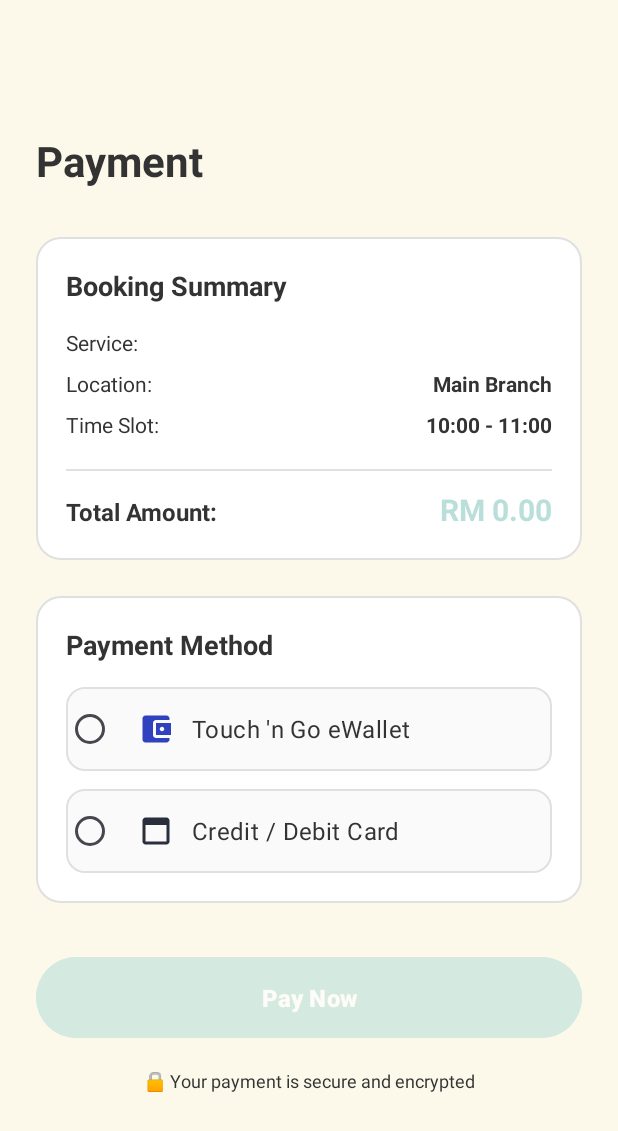
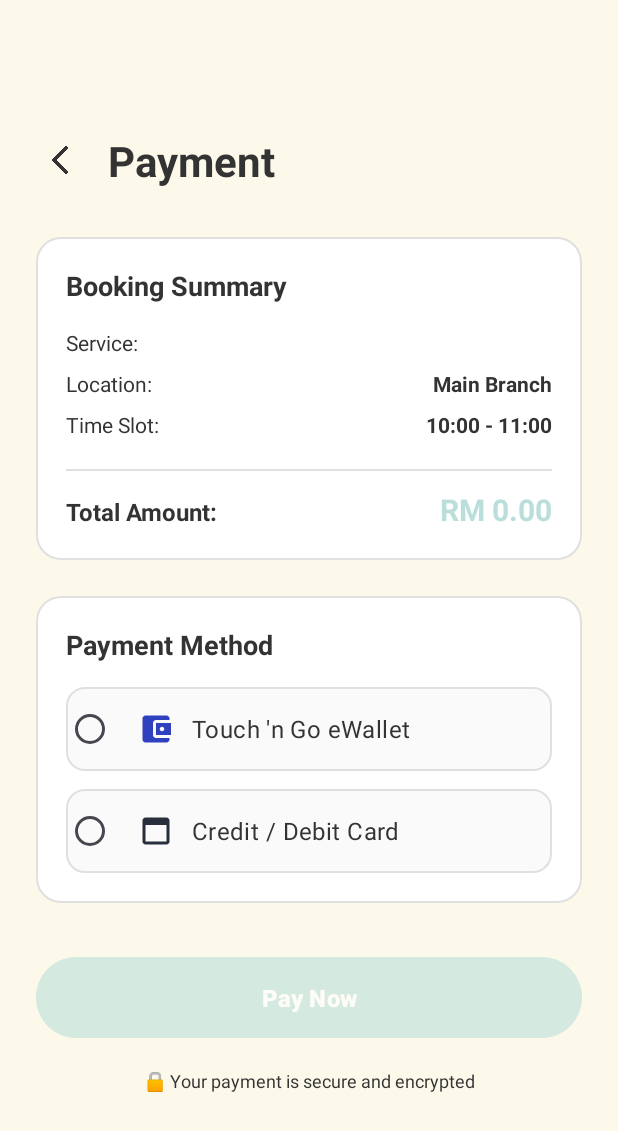
Before and after one commit to boslqx/SmartQueue, an Android app: the PaymentActivity screen opened directly, with no data from a screen before it, on a phone screen of 412 x 824 dp. Shown: the top 1131 px of the screen. Run offline under Robolectric (Android 15) with nearby library versions, the phone set to English and light mode, and no system bars; our stand-ins replace Firebase (no records; nobody signed in at launch, a user with empty details on screens opened directly).

Commit message:
implement back button

```diff
--- a/app/src/main/java/com/example/smartqueue/PaymentActivity.java
+++ b/app/src/main/java/com/example/smartqueue/PaymentActivity.java
@@ -3,7 +3,9 @@ package com.example.smartqueue;
 import android.content.Intent;
 import android.os.Bundle;
 import android.os.Handler;
+import android.view.View;
 import android.widget.Button;
+import android.widget.ImageView;
 import android.widget.RadioGroup;
 import android.widget.TextView;
 import android.widget.Toast;
@@ -26,6 +28,7 @@ public class PaymentActivity extends AppCompatActivity {
     private TextView tvService, tvAmount, tvLocation, tvTimeSlot;
     private RadioGroup rgPaymentMethod;
     private Button btnPay;
+    private ImageView btnBack; // Added back button
 
     private String serviceType, serviceName, locationId, locationName, startTime, endTime;
     private double price;
@@ -44,6 +47,7 @@ public class PaymentActivity extends AppCompatActivity {
         initializeViews();
         getIntentData();
         displayPaymentInfo();
+        setupBackButton(); // Setup back button
 
         btnPay.setOnClickListener(v -> processPayment());
 
@@ -60,10 +64,42 @@ public class PaymentActivity extends AppCompatActivity {
         tvTimeSlot = findViewById(R.id.tvTimeSlot);
         rgPaymentMethod = findViewById(R.id.rgPaymentMethod);
         btnPay = findViewById(R.id.btnPay);
+        btnBack = findViewById(R.id.btnBack); // Initialize back button
 
         // Initially disable pay button until method selected
         btnPay.setEnabled(false);
         btnPay.setAlpha(0.6f);
+    }
+
+    // Added back button functionality
+    private void setupBackButton() {
+        btnBack.setOnClickListener(v -> onBackPressed());
+    }
+
+    @Override
+    public void onBackPressed() {
+        // Optional: Show confirmation if payment is in progress
+        if (!btnPay.isEnabled() || btnPay.getText().toString().equals("Processing...")) {
+            // Payment is being processed, ask for confirmation
+            showBackConfirmationDialog();
+        } else {
+            navigateBack();
+        }
+    }
+
+    private void showBackConfirmationDialog() {
+        new androidx.appcompat.app.AlertDialog.Builder(this)
+                .setTitle("Leave Payment?")
+                .setMessage("Are you sure you want to leave? Your payment progress will be lost.")
+                .setPositiveButton("Leave", (dialog, which) -> navigateBack())
+                .setNegativeButton("Stay", null)
+                .show();
+    }
+
+    private void navigateBack() {
+        super.onBackPressed();
+        // Add smooth transition
+        overridePendingTransition(android.R.anim.fade_in, android.R.anim.fade_out);
     }
 
     private void getIntentData() {
@@ -172,12 +208,6 @@ public class PaymentActivity extends AppCompatActivity {
         booking.put("amount", price); // Match your existing field name
         booking.put("payment_status", "paid"); // Match your existing field name
 
-        // Add date field if needed (extract from startTime or use current date)
-        // booking.put("date", "2025-10-21"); // You might need to extract this
-
-        // Add duration field if needed
-        // booking.put("duration", 1); // You might need to calculate this
-
         // Save payment first, then booking
         db.collection("payments").document(paymentId).set(payment)
                 .addOnSuccessListener(aVoid -> {
--- a/app/src/main/res/layout/payment_activity.xml
+++ b/app/src/main/res/layout/payment_activity.xml
@@ -33,15 +33,37 @@
             android:layout_height="wrap_content"
             android:orientation="vertical">
 
-            <!-- Header -->
-            <TextView
-                android:layout_width="wrap_content"
+            <!-- Header with Back Button -->
+            <LinearLayout
+                android:layout_width="match_parent"
                 android:layout_height="wrap_content"
-                android:text="@string/payment"
-                android:textSize="28sp"
-                android:textStyle="bold"
-                android:textColor="@color/text_dark"
-                android:layout_marginBottom="32dp" />
+                android:orientation="horizontal"
+                android:gravity="center_vertical"
+                android:layout_marginBottom="32dp">
+
+                <!-- Back Button -->
+                <ImageView
+                    android:id="@+id/btnBack"
+                    android:layout_width="32dp"
+                    android:layout_height="32dp"
+                    android:src="@drawable/ic_back"
+                    android:contentDescription="@string/back"
+                    android:clickable="true"
+                    android:focusable="true"
+                    app:tint="@color/text_dark"
+                    android:layout_marginEnd="16dp" />
+
+                <!-- Payment Title -->
+                <TextView
+                    android:layout_width="0dp"
+                    android:layout_height="wrap_content"
+                    android:layout_weight="1"
+                    android:text="@string/payment"
+                    android:textSize="28sp"
+                    android:textStyle="bold"
+                    android:textColor="@color/text_dark" />
+
+            </LinearLayout>
 
             <!-- Booking Summary Card -->
             <LinearLayout
```
Also changed, not shown: app/src/main/java/com/example/smartqueue/TimeSlotActivity.java (+23 -17 lines), app/src/main/res/layout/time_slot_activity.xml (+10 -0 lines).
